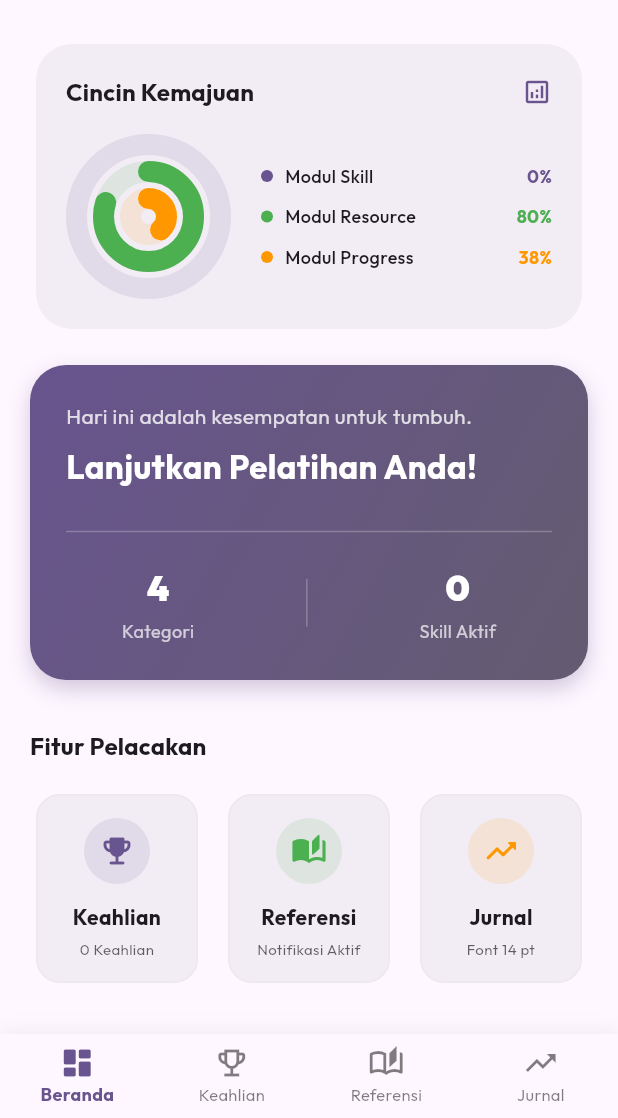
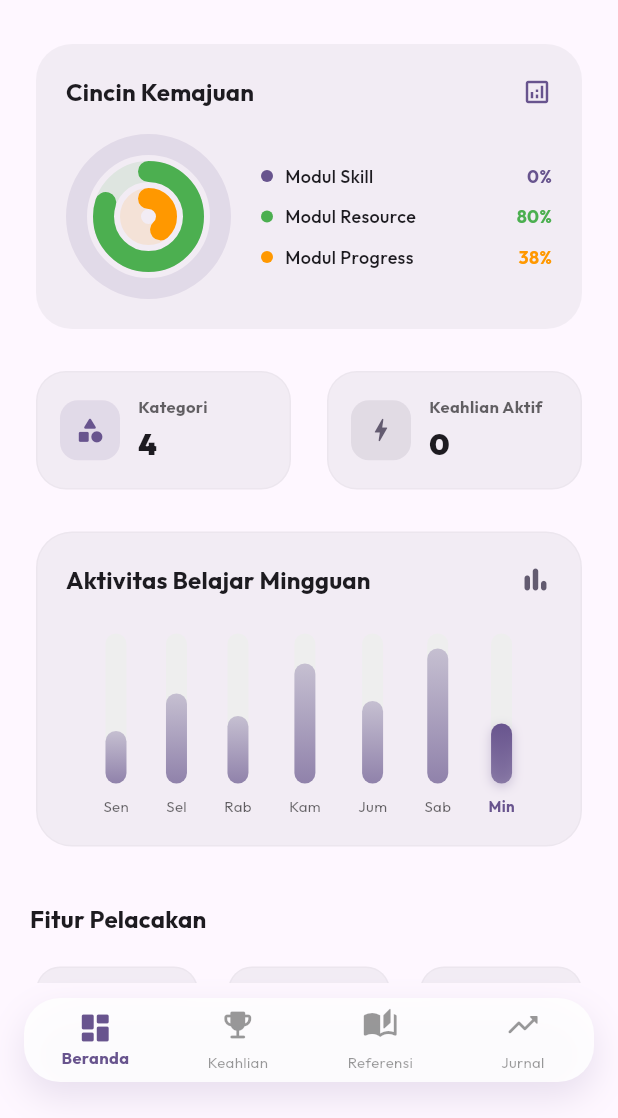
Before and after one commit to MuhammadHafizhRaharja/Kairos, a Flutter app: the screen it shows after launch, on a phone screen of 412 x 824 dp, the part 118-1236 px from its top. Run offline on Flutter 3.47's test engine with Material 3 defaults, Android fonts, the phone set to English and light mode, and no system bars; our stand-ins replace google_fonts, shared_preferences, sqflite; accounts and stored records are empty.

Commit message:
feat: implement WeeklyActivityChart and replace dashboard stat cards with refined UI components

```diff
--- a/lib/screens/home_screen.dart
+++ b/lib/screens/home_screen.dart
@@ -2,6 +2,7 @@ import 'package:flutter/material.dart';
 import 'package:provider/provider.dart';
 import '../providers/skill_provider.dart';
 import '../widgets/activity_rings_chart.dart';
+import '../widgets/weekly_activity_chart.dart';
 
 /// Dashboard Utama aplikasi Kairos.
 /// Menjadi pintu masuk navigasi ke semua modul dan mengelola data profil serta tema utama.
@@ -23,7 +24,7 @@ class _HomeScreenState extends State<HomeScreen> {
     return Scaffold(
       body: SafeArea(
         child: SingleChildScrollView(
-          padding: const EdgeInsets.symmetric(horizontal: 20.0, vertical: 24.0),
+          padding: const EdgeInsets.only(left: 20.0, right: 20.0, top: 24.0, bottom: 120.0),
           child: Column(
             crossAxisAlignment: CrossAxisAlignment.start,
             children: [
@@ -108,6 +109,10 @@ class _HomeScreenState extends State<HomeScreen> {
 
               // KARTU STATISTIK PROGRESS
               _buildStatsCard(context, provider),
+              const SizedBox(height: 20),
+
+              // DIAGRAM BATANG AKTIVITAS MINGGUAN
+              const WeeklyActivityChart(),
               const SizedBox(height: 32),
 
               // AKSES FITUR (HORIZONTAL BAR)
@@ -387,79 +392,90 @@ class _HomeScreenState extends State<HomeScreen> {
     final totalCategories = provider.categories.length;
     final totalSkills = provider.skills.length;
 
-    return Container(
-      width: double.infinity,
+    return Row(
+      children: [
+        Expanded(
+          child: _buildMiniStatCard(
+            context: context,
+            title: 'Kategori',
+            value: totalCategories.toString(),
+            icon: Icons.category_rounded,
+            color: theme.colorScheme.primary,
+          ),
+        ),
+        const SizedBox(width: 16),
+        Expanded(
+          child: _buildMiniStatCard(
+            context: context,
+            title: 'Keahlian Aktif',
+            value: totalSkills.toString(),
+            icon: Icons.bolt_rounded,
+            color: theme.colorScheme.secondary,
+          ),
+        ),
+      ],
+    );
+  }
+
+  Widget _buildMiniStatCard({
+    required BuildContext context,
+    required String title,
+    required String value,
+    required IconData icon,
+    required Color color,
+  }) {
+    final theme = Theme.of(context);
+    return Card(
+      elevation: 0,
+      color: theme.colorScheme.surfaceContainer,
+      shape: RoundedRectangleBorder(
+        borderRadius: BorderRadius.circular(20),
+        side: BorderSide(
+          color: theme.dividerColor.withValues(alpha: 0.05),
+          width: 1,
+        ),
+      ),
+      child: Padding(
+        padding: const EdgeInsets.all(16.0),
+        child: Row(
+          children: [
+            Container(
+              padding: const EdgeInsets.all(10),
               decoration: BoxDecoration(
-        gradient: LinearGradient(
-          colors: [theme.colorScheme.primary, theme.colorScheme.secondary],
-          begin: Alignment.topLeft,
-          end: Alignment.bottomRight,
+                color: color.withValues(alpha: 0.12),
+                borderRadius: BorderRadius.circular(12),
               ),
-        borderRadius: BorderRadius.circular(24),
-        boxShadow: [
-          BoxShadow(
-            color: theme.colorScheme.primary.withValues(alpha: 0.3),
-            blurRadius: 12,
-            offset: const Offset(0, 6),
-          )
-        ],
+              child: Icon(icon, color: color, size: 20),
             ),
-      padding: const EdgeInsets.all(24),
+            const SizedBox(width: 12),
+            Expanded(
               child: Column(
                 crossAxisAlignment: CrossAxisAlignment.start,
                 children: [
                   Text(
-            'Hari ini adalah kesempatan untuk tumbuh.',
+                    title,
                     style: TextStyle(
-              color: theme.colorScheme.onPrimary.withValues(alpha: 0.8),
-              fontSize: 14,
-            ),
-          ),
-          const SizedBox(height: 8),
-          Text(
-            'Lanjutkan Pelatihan Anda!',
-            style: TextStyle(
-              color: theme.colorScheme.onPrimary,
-              fontSize: 22,
+                      fontSize: 11,
+                      color: theme.hintColor,
                       fontWeight: FontWeight.bold,
                     ),
+                    maxLines: 1,
+                    overflow: TextOverflow.ellipsis,
                   ),
-          const SizedBox(height: 20),
-          const Divider(color: Colors.white24),
-          const SizedBox(height: 12),
-          Row(
-            mainAxisAlignment: MainAxisAlignment.spaceAround,
-            children: [
-              _buildStatItem(totalCategories.toString(), 'Kategori', theme.colorScheme.onPrimary),
-              Container(width: 1, height: 32, color: Colors.white24),
-              _buildStatItem(totalSkills.toString(), 'Skill Aktif', theme.colorScheme.onPrimary),
-            ],
+                  const SizedBox(height: 2),
+                  Text(
+                    value,
+                    style: const TextStyle(
+                      fontSize: 20,
+                      fontWeight: FontWeight.w900,
+                    ),
                   ),
                 ],
               ),
-    );
-  }
-
-  Widget _buildStatItem(String val, String label, Color fontColor) {
-    return Column(
-      children: [
-        Text(
-          val,
-          style: TextStyle(
-            color: fontColor,
-            fontSize: 24,
-            fontWeight: FontWeight.w900,
+            ),
+          ],
         ),
       ),
-        const SizedBox(height: 4),
-        Text(
-          label,
-          style: TextStyle(
-            color: fontColor.withValues(alpha: 0.7),
-            fontSize: 12,
-          ),
-        ),
-      ],
     );
   }
 
--- a/lib/screens/main_shell.dart
+++ b/lib/screens/main_shell.dart
@@ -1,11 +1,11 @@
+import 'dart:ui';
 import 'package:flutter/material.dart';
 import 'home_screen.dart';
 import 'skill_category_screen.dart';
 import 'resource_placeholder_screen.dart';
 import 'progress_placeholder_screen.dart';
 
-/// Shell utama aplikasi Kairos.
-/// Menyatukan modul-modul di bawah kendali Bottom Navigation Bar (Navbar) yang elegan.
+/// Shell utama aplikasi Kairos dengan Bottom Navigation Bar yang mengambang dan transparan (Glassmorphism).
 class MainShell extends StatefulWidget {
   const MainShell({super.key});
 
@@ -38,22 +38,32 @@ class _MainShellState extends State<MainShell> {
   @override
   Widget build(BuildContext context) {
     final theme = Theme.of(context);
+    final isDark = theme.brightness == Brightness.dark;
 
     return Scaffold(
+      extendBody: true, // Memungkinkan konten mengalir di belakang navbar yang mengambang
       body: IndexedStack(
         index: _selectedIndex,
         children: _screens,
       ),
       bottomNavigationBar: Container(
+        margin: const EdgeInsets.only(bottom: 24, left: 16, right: 16, top: 10),
         decoration: BoxDecoration(
+          borderRadius: BorderRadius.circular(24),
           boxShadow: [
             BoxShadow(
-              color: Colors.black.withValues(alpha: 0.05),
-              blurRadius: 10,
-              offset: const Offset(0, -2),
+              color: (isDark ? Colors.black : theme.colorScheme.primary).withValues(alpha: 0.15),
+              blurRadius: 20,
+              offset: const Offset(0, 10),
             ),
           ],
         ),
+        child: ClipRRect(
+          borderRadius: BorderRadius.circular(24),
+          child: BackdropFilter(
+            filter: ImageFilter.blur(sigmaX: 12, sigmaY: 12),
+            child: Container(
+              color: isDark ? Colors.black.withValues(alpha: 0.7) : Colors.white.withValues(alpha: 0.85),
               child: BottomNavigationBar(
                 currentIndex: _selectedIndex,
                 onTap: (index) {
@@ -62,36 +72,51 @@ class _MainShellState extends State<MainShell> {
                   });
                 },
                 type: BottomNavigationBarType.fixed,
-          backgroundColor: theme.colorScheme.surface,
+                backgroundColor: Colors.transparent,
                 selectedItemColor: theme.colorScheme.primary,
-          unselectedItemColor: theme.hintColor.withValues(alpha: 0.5),
-          selectedLabelStyle: const TextStyle(fontWeight: FontWeight.bold, fontSize: 12),
-          unselectedLabelStyle: const TextStyle(fontSize: 11),
+                unselectedItemColor: theme.hintColor.withValues(alpha: 0.4),
+                selectedLabelStyle: const TextStyle(fontWeight: FontWeight.bold, fontSize: 11),
+                unselectedLabelStyle: const TextStyle(fontSize: 10),
                 elevation: 0,
                 items: const [
                   BottomNavigationBarItem(
-              icon: Icon(Icons.dashboard_rounded),
+                    icon: Padding(
+                      padding: EdgeInsets.only(bottom: 4),
+                      child: Icon(Icons.dashboard_rounded),
+                    ),
                     activeIcon: Icon(Icons.dashboard_rounded),
                     label: 'Beranda',
                   ),
                   BottomNavigationBarItem(
-              icon: Icon(Icons.emoji_events_outlined),
+                    icon: Padding(
+                      padding: EdgeInsets.only(bottom: 4),
+                      child: Icon(Icons.emoji_events_rounded),
+                    ),
                     activeIcon: Icon(Icons.emoji_events_rounded),
                     label: 'Keahlian',
                   ),
                   BottomNavigationBarItem(
-              icon: Icon(Icons.auto_stories_outlined),
+                    icon: Padding(
+                      padding: EdgeInsets.only(bottom: 4),
+                      child: Icon(Icons.auto_stories_rounded),
+                    ),
                     activeIcon: Icon(Icons.auto_stories_rounded),
                     label: 'Referensi',
                   ),
                   BottomNavigationBarItem(
-              icon: Icon(Icons.trending_up_outlined),
+                    icon: Padding(
+                      padding: EdgeInsets.only(bottom: 4),
+                      child: Icon(Icons.trending_up_rounded),
+                    ),
                     activeIcon: Icon(Icons.trending_up_rounded),
                     label: 'Jurnal',
                   ),
                 ],
               ),
             ),
+          ),
+        ),
+      ),
     );
   }
 }
--- a/lib/screens/progress_placeholder_screen.dart
+++ b/lib/screens/progress_placeholder_screen.dart
@@ -18,7 +18,7 @@ class ProgressPlaceholderScreen extends StatelessWidget {
         centerTitle: true,
       ),
       body: SingleChildScrollView(
-        padding: const EdgeInsets.all(20.0),
+        padding: const EdgeInsets.only(left: 20, right: 20, top: 20, bottom: 120),
         child: Column(
           crossAxisAlignment: CrossAxisAlignment.stretch,
           children: [
--- a/lib/screens/resource_placeholder_screen.dart
+++ b/lib/screens/resource_placeholder_screen.dart
@@ -18,7 +18,7 @@ class ResourcePlaceholderScreen extends StatelessWidget {
         centerTitle: true,
       ),
       body: SingleChildScrollView(
-        padding: const EdgeInsets.all(20.0),
+        padding: const EdgeInsets.only(left: 20, right: 20, top: 20, bottom: 120),
         child: Column(
           crossAxisAlignment: CrossAxisAlignment.stretch,
           children: [
--- a/lib/screens/skill_category_screen.dart
+++ b/lib/screens/skill_category_screen.dart
@@ -26,7 +26,7 @@ class SkillCategoryScreen extends StatelessWidget {
           : categories.isEmpty
           ? _buildEmptyState(context, theme)
           : GridView.builder(
-              padding: const EdgeInsets.all(16),
+              padding: const EdgeInsets.only(left: 16, right: 16, top: 16, bottom: 120),
               gridDelegate: const SliverGridDelegateWithFixedCrossAxisCount(
                 crossAxisCount: 2,
                 crossAxisSpacing: 14,
@@ -54,6 +54,10 @@ class SkillCategoryScreen extends StatelessWidget {
                   // Gesture 2: Tekan lama untuk memicu opsi Kategori (Ubah/Hapus)
                   onLongPress: () {
                     _showCategoryOptionsBottomSheet(context, provider, category);
+                  },
+                  // Gesture 3: Ketuk dua kali untuk pintasan tambah keahlian baru
+                  onDoubleTap: () {
+                    _showQuickAddSkillDialog(context, provider, category);
                   },
                   child: Card(
                     elevation: 1,
@@ -613,4 +617,77 @@ class SkillCategoryScreen extends StatelessWidget {
       },
     );
   }
+
+  /// Dialog input cepat untuk menambahkan keahlian baru via double-tap
+  void _showQuickAddSkillDialog(
+    BuildContext parentContext,
+    SkillProvider provider,
+    SkillCategory category,
+  ) {
+    final nameController = TextEditingController();
+    final descController = TextEditingController();
+
+    showDialog(
+      context: parentContext,
+      builder: (dialogContext) {
+        return AlertDialog(
+          title: Text('Tambah Keahlian Baru (${category.name})'),
+          content: SingleChildScrollView(
+            child: Column(
+              mainAxisSize: MainAxisSize.min,
+              children: [
+                TextField(
+                  controller: nameController,
+                  decoration: const InputDecoration(
+                    labelText: 'Nama Keahlian',
+                    hintText: 'misal: Refactoring, UI Design',
+                    border: OutlineInputBorder(),
+                  ),
+                ),
+                const SizedBox(height: 16),
+                TextField(
+                  controller: descController,
+                  decoration: const InputDecoration(
+                    labelText: 'Deskripsi (Opsional)',
+                    hintText: 'misal: Belajar pola Clean Architecture',
+                    border: OutlineInputBorder(),
+                  ),
+                  maxLines: 2,
+                ),
+              ],
+            ),
+          ),
+          actions: [
+            TextButton(
+              onPressed: () => Navigator.pop(dialogContext),
+              child: const Text('Batal'),
+            ),
+            ElevatedButton(
+              onPressed: () {
+                final name = nameController.text.trim();
+                final desc = descController.text.trim();
+
+                if (name.isNotEmpty) {
+                  provider.addSkill(
+                    categoryId: category.id!,
+                    name: name,
+                    description: desc,
+                  );
+                  Navigator.pop(dialogContext);
+                  ScaffoldMessenger.of(parentContext).showSnackBar(
+                    SnackBar(
+                      content: Text(
+                        'Keahlian "$name" berhasil ditambahkan ke "${category.name}"!',
+                      ),
+                    ),
+                  );
+                }
+              },
+              child: const Text('Simpan'),
+            ),
+          ],
+        );
+      },
+    );
+  }
 }
--- a/lib/screens/skill_detail_screen.dart
+++ b/lib/screens/skill_detail_screen.dart
@@ -31,7 +31,7 @@ class SkillDetailScreen extends StatelessWidget {
           : skills.isEmpty
           ? _buildEmptyState(context, theme, categoryColor)
           : ListView.builder(
-              padding: const EdgeInsets.symmetric(horizontal: 16, vertical: 12),
+              padding: const EdgeInsets.only(left: 16, right: 16, top: 12, bottom: 120),
               itemCount: skills.length,
               itemBuilder: (context, index) {
                 final skill = skills[index];
@@ -90,6 +90,8 @@ class SkillDetailScreen extends StatelessWidget {
                       ),
                     );
                   },
+                  child: GestureDetector(
+                    onDoubleTap: () => _showEditSkillDialog(context, provider, skill),
                     child: InteractiveProgressCard(
                       skill: skill,
                       themeColor: categoryColor,
@@ -123,6 +125,7 @@ class SkillDetailScreen extends StatelessWidget {
                           );
                         }
                       },
+                    ),
                   ),
                 );
               },
--- a/lib/widgets/interactive_progress_card.dart
+++ b/lib/widgets/interactive_progress_card.dart
@@ -103,8 +103,20 @@ class _InteractiveProgressCardState extends State<InteractiveProgressCard> {
           child: InkWell(
             onLongPress: widget.onLongPress,
             borderRadius: BorderRadius.circular(16),
-            child: Padding(
-              padding: const EdgeInsets.all(16.0),
+            child: Container(
+              decoration: BoxDecoration(
+                borderRadius: BorderRadius.circular(16),
+                gradient: LinearGradient(
+                  colors: [
+                    widget.themeColor.withValues(alpha: isDark ? 0.04 : 0.02),
+                    widget.themeColor.withValues(alpha: isDark ? 0.12 : 0.06),
+                  ],
+                  begin: Alignment.topLeft,
+                  end: Alignment.bottomRight,
+                ),
+              ),
+              child: Padding(
+                padding: const EdgeInsets.all(16.0),
               child: Column(
                 crossAxisAlignment: CrossAxisAlignment.start,
                 children: [
@@ -326,7 +338,7 @@ class _InteractiveProgressCardState extends State<InteractiveProgressCard> {
                 ),
               ],
             ),
-          ),),
+          ),),),
         );
       },
     );
--- /dev/null
+++ b/lib/widgets/weekly_activity_chart.dart
@@ -0,0 +1,112 @@
+import 'package:flutter/material.dart';
+
+/// Widget kustom untuk menampilkan diagram batang aktivitas mingguan (Weekly Activity Bar Chart).
+/// Memberikan nuansa visual pelacakan yang premium dan profesional.
+class WeeklyActivityChart extends StatelessWidget {
+  const WeeklyActivityChart({super.key});
+
+  @override
+  Widget build(BuildContext context) {
+    final theme = Theme.of(context);
+    final isDark = theme.brightness == Brightness.dark;
+
+    // Data aktivitas mingguan (simulasi statis untuk visualisasi performa)
+    final List<double> activityHeights = [0.35, 0.6, 0.45, 0.8, 0.55, 0.9, 0.4];
+    final List<String> days = ['Sen', 'Sel', 'Rab', 'Kam', 'Jum', 'Sab', 'Min'];
+    final int todayIndex = DateTime.now().weekday - 1; // 0 untuk Senin, dst.
+
+    return Card(
+      elevation: 0,
+      color: theme.colorScheme.surfaceContainer,
+      shape: RoundedRectangleBorder(
+        borderRadius: BorderRadius.circular(24),
+        side: BorderSide(
+          color: theme.dividerColor.withValues(alpha: 0.05),
+          width: 1,
+        ),
+      ),
+      child: Padding(
+        padding: const EdgeInsets.all(20.0),
+        child: Column(
+          crossAxisAlignment: CrossAxisAlignment.start,
+          children: [
+            Row(
+              mainAxisAlignment: MainAxisAlignment.spaceBetween,
+              children: [
+                Text(
+                  'Aktivitas Belajar Mingguan',
+                  style: theme.textTheme.titleMedium?.copyWith(
+                    fontWeight: FontWeight.bold,
+                  ),
+                ),
+                Icon(
+                  Icons.bar_chart_rounded,
+                  color: theme.colorScheme.secondary,
+                  size: 22,
+                ),
+              ],
+            ),
+            const SizedBox(height: 24),
+            Row(
+              mainAxisAlignment: MainAxisAlignment.spaceEvenly,
+              crossAxisAlignment: CrossAxisAlignment.end,
+              children: List.generate(7, (index) {
+                final heightFactor = activityHeights[index];
+                final isToday = index == todayIndex;
+                final barColor = isToday
+                    ? theme.colorScheme.primary
+                    : theme.colorScheme.primary.withValues(alpha: 0.3);
+
+                return Column(
+                  children: [
+                    Container(
+                      height: 100,
+                      width: 14,
+                      decoration: BoxDecoration(
+                        color: isDark ? Colors.grey[850] : Colors.grey[200],
+                        borderRadius: BorderRadius.circular(8),
+                      ),
+                      alignment: Alignment.bottomCenter,
+                      child: AnimatedContainer(
+                        duration: const Duration(milliseconds: 1000),
+                        curve: Curves.fastOutSlowIn,
+                        height: 100 * heightFactor,
+                        decoration: BoxDecoration(
+                          gradient: LinearGradient(
+                            colors: [
+                              barColor.withValues(alpha: 0.7),
+                              barColor,
+                            ],
+                            begin: Alignment.bottomCenter,
+                            end: Alignment.topCenter,
+                          ),
+                          borderRadius: BorderRadius.circular(8),
+                          boxShadow: isToday ? [
+                            BoxShadow(
+                              color: theme.colorScheme.primary.withValues(alpha: 0.3),
+                              blurRadius: 6,
+                              offset: const Offset(0, 2),
+                            ),
+                          ] : null,
+                        ),
+                      ),
+                    ),
+                    const SizedBox(height: 8),
+                    Text(
+                      days[index],
+                      style: TextStyle(
+                        fontSize: 10,
+                        fontWeight: isToday ? FontWeight.bold : FontWeight.normal,
+                        color: isToday ? theme.colorScheme.primary : theme.hintColor,
+                      ),
+                    ),
+                  ],
+                );
+              }),
+            ),
+          ],
+        ),
+      ),
+    );
+  }
+}
```
Lines whose indentation alone changed are shown as unchanged.
